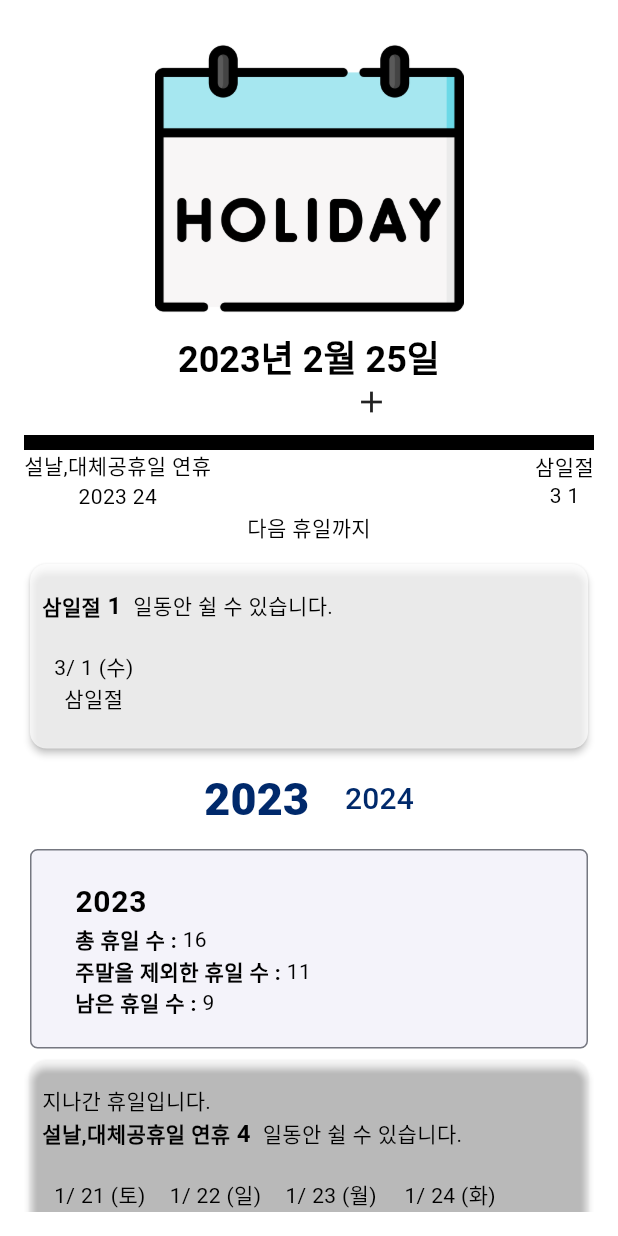
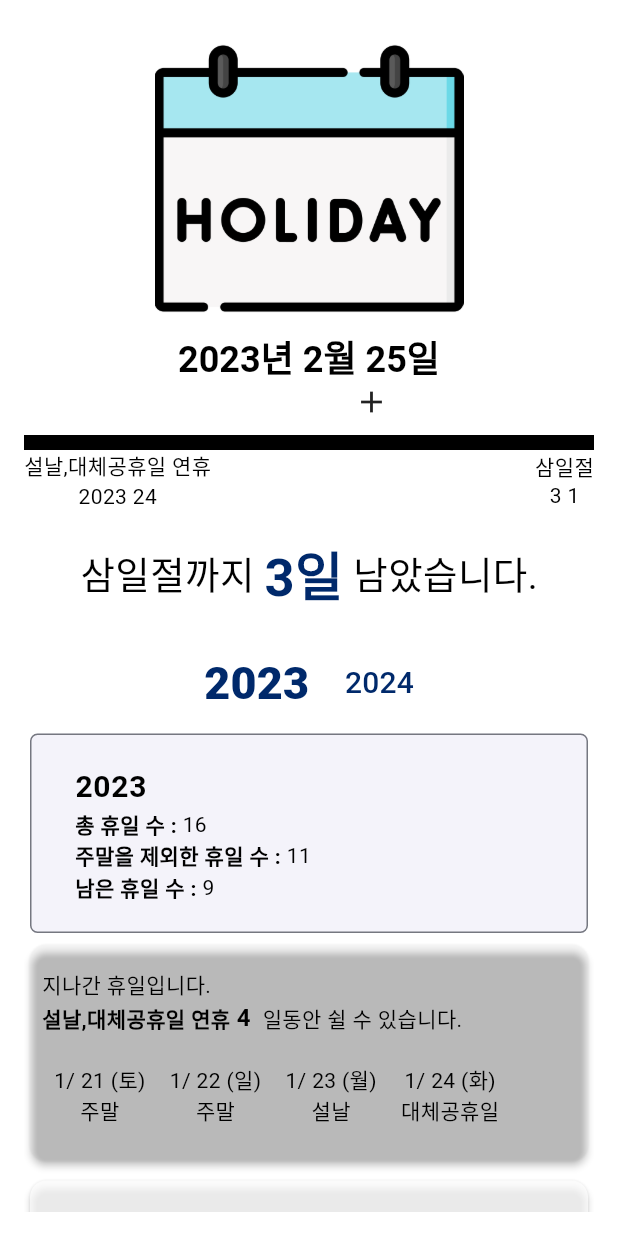
Before and after one commit to BowonLee/Holiday, a Flutter app: the _HomePage screen opened directly, on a phone screen of 412 x 824 dp. Run offline on Flutter 3.47's test engine with Material 2 defaults, Android fonts, the phone set to English and light mode, and no system bars; our stand-ins replace dio, equatable, firebase_core, flex_color_scheme, flutter_bloc, freezed_annotation and 4 more; accounts and stored records are empty; generated files the repository leaves out were written again; network calls fail.

Commit message:
연휴 표시 기능 변경

```diff
--- a/lib/layout/component/next_consecutive_holidays.dart
+++ b/lib/layout/component/next_consecutive_holidays.dart
@@ -10,17 +10,44 @@
 
   @override
   Widget build(BuildContext context) {
-    return Column(
-      children: [
-        Text("다음 휴일까지"),
-        SizedBox(
-          height: 10,
-        ),
-        ConsecutiveHolidaysCardComponent(
-            consecutiveHolidays: consecutiveHolidays, highLight: true)
-      ],
+    double defaultFontSize = 25;
+    return Padding(
+      padding: const EdgeInsets.symmetric(
+        vertical: 16
+      ),
+      child: Column(
+        children: [
+          Row(
+            mainAxisAlignment: MainAxisAlignment.center,
+            children: [
+              Text("${consecutiveHolidays.title}까지 ",
+              style: TextStyle(
+                fontSize: defaultFontSize,
+              ),),
+              Text("${_getDiffOfNextHoliday()}일",
+                  style: TextStyle(
+                    fontSize: defaultFontSize + 10,
+                    fontWeight: FontWeight.bold,
+                    color: Theme.of(context).primaryColor
+                  )),
+              Text(" 남았습니다.",
+                  style: TextStyle(
+                    fontSize: defaultFontSize,
+                  ))
+            ],
+          ),
+          // SizedBox(
+          //   height: 10,
+          // ),
+          // ConsecutiveHolidaysCardComponent(consecutiveHolidays: consecutiveHolidays,
+          //     highLight: true)
+
+        ],
+      ),
     );
   }
 
-  _getDiffOfNextHoliday() {}
+  _getDiffOfNextHoliday() {
+    return consecutiveHolidays.dateList[0].datetime.difference(DateTime.now()).inDays;
+  }
 }
```
